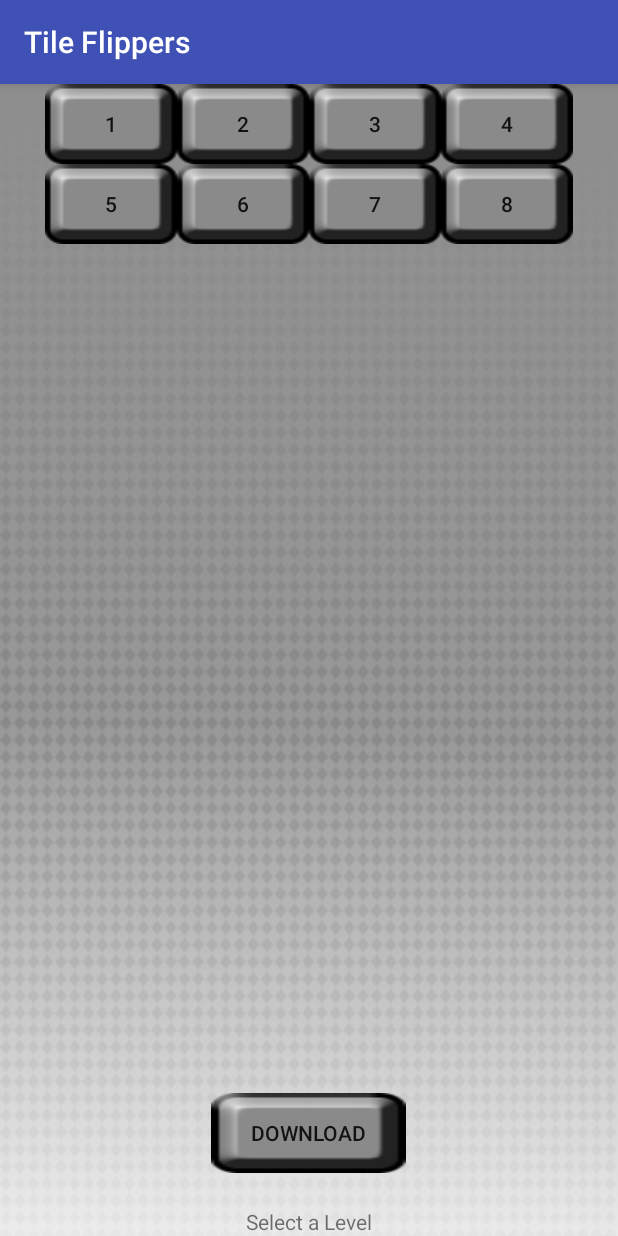
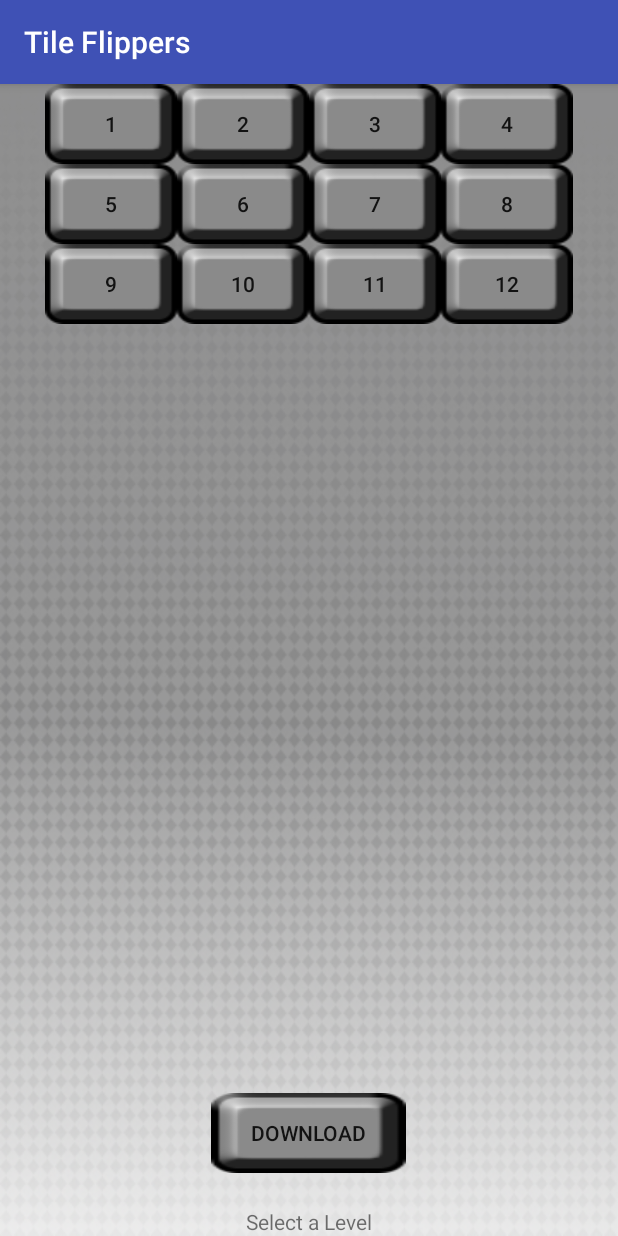
Before and after one commit to PlasmaDiffusion/PanelFlipPuzzleGame, an Android app: the LevelSelectActivity screen opened directly, with no data from a screen before it, on a phone screen of 412 x 824 dp. Run offline under Robolectric (Android 15) with nearby library versions, the phone set to English and light mode, and no system bars.

Commit message:
4 new levels plus a different background for downloaded levels

```diff
--- a/app/src/main/java/com/example/a100580683/panelprototype/LevelSelectActivity.java
+++ b/app/src/main/java/com/example/a100580683/panelprototype/LevelSelectActivity.java
@@ -32,11 +32,17 @@ public class LevelSelectActivity extends AppCompatActivity {
 
         levels = new int[]
                 {
-                        R.raw.level1, R.raw.level2, R.raw.level3, R.raw.level4, R.raw.level5, R.raw.level6, R.raw.level7, R.raw.level8
+                        R.raw.level1, R.raw.level2, R.raw.level3, R.raw.level4,
+                        R.raw.level5, R.raw.level6, R.raw.level7, R.raw.level8,
+                        R.raw.level9, R.raw.level10, R.raw.level11, R.raw.level12
                 };
 
         buttons = new int[]{
-                R.id.Btnlvl1, R.id.Btnlvl2, R.id.Btnlvl3, R.id.Btnlvl4, R.id.Btnstart, R.id.Btnlvl6, R.id.Btnlvl7, R.id.Btnlvl8
+                R.id.Btnlvl1, R.id.Btnlvl2, R.id.Btnlvl3, R.id.Btnlvl4,
+
+                R.id.Btnstart, R.id.Btnlvl6, R.id.Btnlvl7, R.id.Btnlvl8,
+
+                R.id.Btnlvl9, R.id.Btnlvl10, R.id.Btnlvl11,R.id.Btnlvl12
         };
 
         scoreDB = new HighscoreDB(this);
--- a/app/src/main/java/com/example/a100580683/panelprototype/MainActivity.java
+++ b/app/src/main/java/com/example/a100580683/panelprototype/MainActivity.java
@@ -1,13 +1,16 @@
 package com.example.a100580683.panelprototype;
 
 import android.content.Intent;
+import android.content.res.ColorStateList;
 import android.graphics.Color;
 import android.os.Handler;
+import android.support.constraint.ConstraintLayout;
 import android.support.v7.app.AppCompatActivity;
 import android.os.Bundle;
 import android.util.Log;
 import android.view.View;
 import android.widget.ImageView;
+import android.widget.RelativeLayout;
 import android.widget.TextView;
 import android.widget.ToggleButton;
 
@@ -42,10 +45,15 @@ public class MainActivity extends AppCompatActivity {
         downloaded = callingIntent.getBooleanExtra("downloaded", false);
 
 
+
         if (downloaded) {
             byte[] byteArray = getIntent().getByteArrayExtra("Image");
             downloadedImage = BitmapFactory.decodeByteArray(byteArray, 0, byteArray.length);
 
+            //Downloaded levels get a different background
+            ConstraintLayout relativeLayout = (ConstraintLayout) findViewById(R.id.levelBackground);
+            relativeLayout.setBackground(getResources().getDrawable(R.drawable.diamond_background_gradient));
+            relativeLayout.setBackgroundTintList(null);
         }
 
         loadLevel(level);
--- a/app/src/main/res/layout/activity_download.xml
+++ b/app/src/main/res/layout/activity_download.xml
@@ -68,8 +68,8 @@
 
     <ImageView
         android:id="@+id/downloadedPreviewImageView"
-        android:layout_width="wrap_content"
-        android:layout_height="26dp"
+        android:layout_width="124dp"
+        android:layout_height="113dp"
         android:layout_marginBottom="72dp"
         android:layout_marginEnd="8dp"
         android:layout_marginStart="8dp"
--- a/app/src/main/res/layout/activity_main.xml
+++ b/app/src/main/res/layout/activity_main.xml
@@ -5,6 +5,7 @@
     android:layout_width="match_parent"
     android:layout_height="match_parent"
 
+    android:id="@+id/levelBackground"
     android:background="@drawable/diamond_background_gradient_white"
     android:backgroundTint="@color/bg1"
     android:backgroundTintMode="multiply"
--- a/app/src/main/res/layout/activity_select.xml
+++ b/app/src/main/res/layout/activity_select.xml
@@ -101,7 +101,44 @@
         <TableRow
             android:layout_width="match_parent"
             android:layout_height="match_parent"
-            android:gravity="center_horizontal" />
+            android:gravity="center_horizontal" >
+
+            <Button
+                android:id="@+id/Btnlvl9"
+                android:layout_width="wrap_content"
+                android:layout_height="wrap_content"
+                android:layout_centerHorizontal="true"
+                android:layout_centerVertical="true"
+                android:onClick="selectLevel"
+                android:text="@string/_9" />
+
+            <Button
+                android:id="@+id/Btnlvl10"
+                android:layout_width="wrap_content"
+                android:layout_height="wrap_content"
+                android:layout_centerHorizontal="true"
+                android:layout_centerVertical="true"
+                android:onClick="selectLevel"
+                android:text="@string/lvl_10" />
+
+            <Button
+                android:id="@+id/Btnlvl11"
+                android:layout_width="wrap_content"
+                android:layout_height="wrap_content"
+                android:layout_centerHorizontal="true"
+                android:layout_centerVertical="true"
+                android:onClick="selectLevel"
+                android:text="@string/lvl_11" />
+
+            <Button
+                android:id="@+id/Btnlvl12"
+                android:layout_width="wrap_content"
+                android:layout_height="wrap_content"
+                android:layout_centerHorizontal="true"
+                android:layout_centerVertical="true"
+                android:onClick="selectLevel"
+                android:text="@string/lvl_12" />
+        </TableRow>
 
         <TableRow
             android:layout_width="match_parent"
--- a/app/src/main/res/values/colors.xml
+++ b/app/src/main/res/values/colors.xml
@@ -10,5 +10,6 @@
     <color name="colorOnDark">#a35323</color>
 
     <color name="bg1">#00fc2e</color>
+    <color name="bg2">#ce00fc</color>
 
 </resources>
--- a/app/src/main/res/values/strings.xml
+++ b/app/src/main/res/values/strings.xml
@@ -42,5 +42,9 @@
     <string name="lvl_6">6</string>
     <string name="lvl_7">7</string>
     <string name="lvl_8">8</string>
+    <string name="_9">9</string>
+    <string name="lvl_10">10</string>
+    <string name="lvl_11">11</string>
+    <string name="lvl_12">12</string>
 
 </resources>
```
Also changed, not shown: 4 other files.
